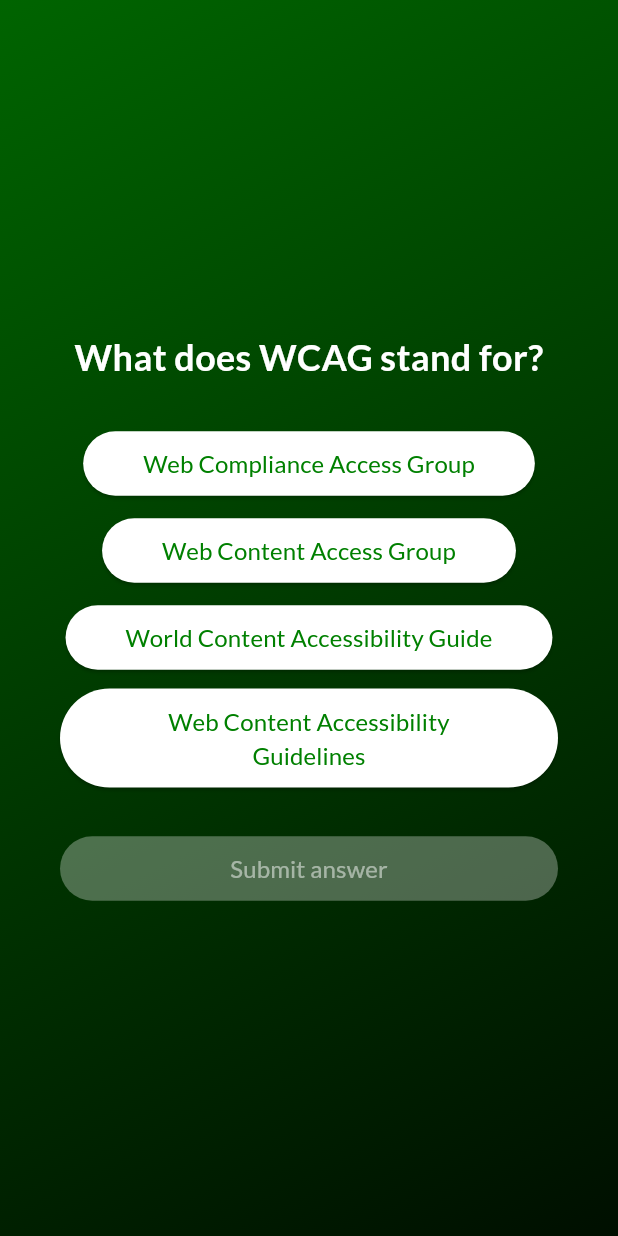
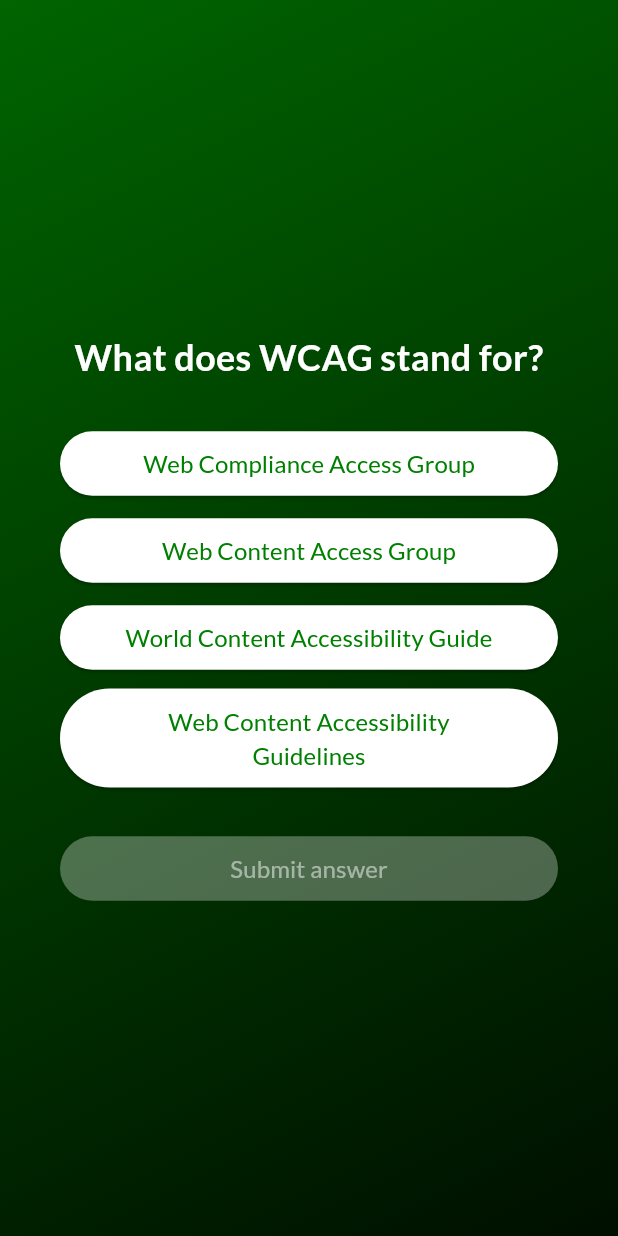
Before and after one commit to petra1/a_quiz, a Flutter app: the screen it shows after launch, after a tap on "Start Quiz", on a phone screen of 412 x 824 dp. Run offline on Flutter 3.47's test engine with Material 3 defaults, Android fonts, the light colour scheme and no system bars; our stand-ins replace google_fonts.

Commit message:
The layout is now complete

```diff
--- a/lib/screens/question_screen.dart
+++ b/lib/screens/question_screen.dart
@@ -56,7 +56,8 @@ class _QuestionScreenState extends State<QuestionScreen> {
     final currentQuestion = widget.questions[currentQuestionIndex];
     final currentAnswers = shuffledAnswersForQuestions[currentQuestionIndex];
 
-    return Container(
+    return Scaffold(
+      body: Container(
         decoration: const BoxDecoration(
           gradient: LinearGradient(
             begin: Alignment.topLeft,
@@ -67,9 +68,13 @@ class _QuestionScreenState extends State<QuestionScreen> {
             ],
           ),
         ),
+        child: SafeArea(
+          child: Center(
+            child: SingleChildScrollView(
               child: Padding(
                 padding: const EdgeInsets.symmetric(horizontal: 40),
                 child: Column(
+                  mainAxisSize: MainAxisSize.min,
                   mainAxisAlignment: MainAxisAlignment.center,
                   crossAxisAlignment: CrossAxisAlignment.stretch,
                   children: [
@@ -84,15 +89,13 @@ class _QuestionScreenState extends State<QuestionScreen> {
                     ),
                     const SizedBox(height: 30),
                     ...currentAnswers.map((answer) {
-              return Column(
-                children: [
-                  AnswerButton(
+                      return Padding(
+                        padding: const EdgeInsets.only(bottom: 10),
+                        child: AnswerButton(
                           answerText: answer,
                           onTap: () => answerQuestion(answer),
                           isSelected: selectedAnswer == answer,
                         ),
-                  const SizedBox(height: 10),
-                ],
                       );
                     }),
                     const SizedBox(height: 20),
@@ -104,6 +107,10 @@ class _QuestionScreenState extends State<QuestionScreen> {
                   ],
                 ),
               ),
+            ),
+          ),
+        ),
+      ),
     );
   }
 }
--- a/lib/widgets/answer_button.dart
+++ b/lib/widgets/answer_button.dart
@@ -18,7 +18,9 @@ class AnswerButton extends StatelessWidget {
 
   @override
   Widget build(BuildContext context) {
-    return ElevatedButton(
+    return SizedBox(
+      width: double.infinity,
+      child: ElevatedButton(
         onPressed: isDisabled ? null : onTap,
         style: ElevatedButton.styleFrom(
           backgroundColor: isSelected ? Colors.green.withAlpha(77) : Colors.white,
@@ -36,6 +38,9 @@ class AnswerButton extends StatelessWidget {
             fontSize: 16,
           ),
           textAlign: TextAlign.center,
+          softWrap: true,
+          overflow: TextOverflow.visible,
+        ),
       ),
     );
   }
```
Lines whose indentation alone changed are shown as unchanged.
